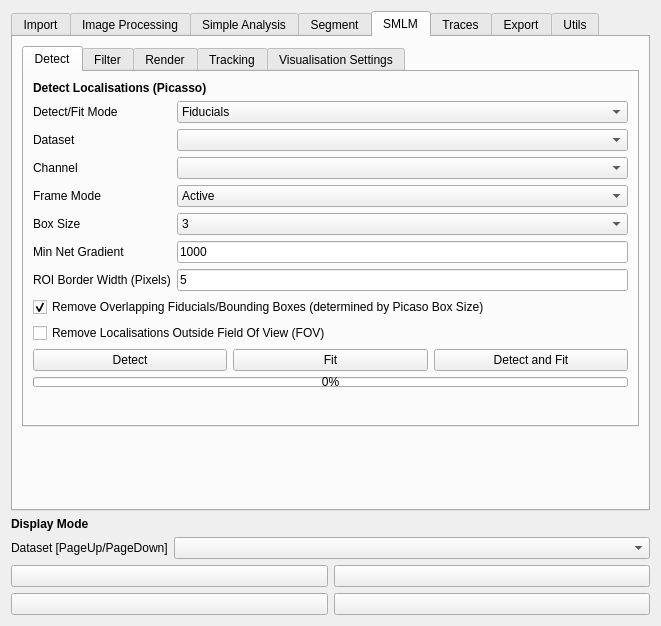
Qt form src/napari_pixseq/GUI/pixseq_ui.ui (piedrro/napari-molseeq) before a commit.
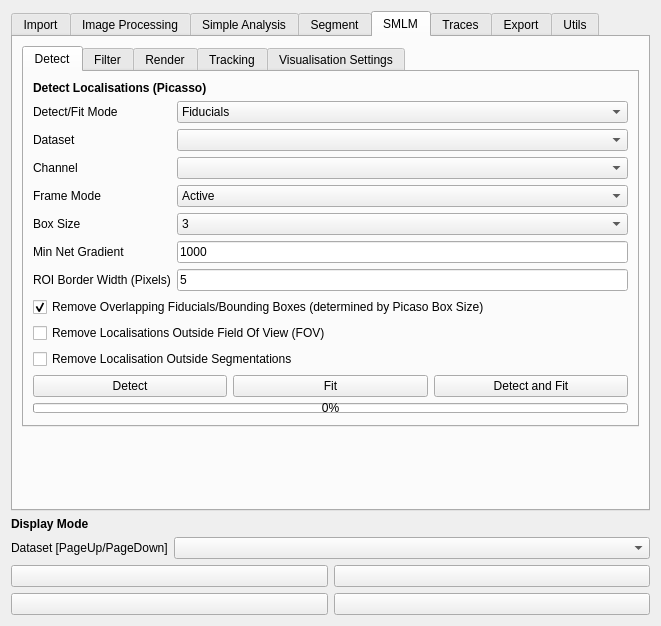
The same form after that commit. The open tabs and pages were chosen to show the change.

Commit message: working segmentation filtering

```diff
--- a/src/napari_pixseq/GUI/pixseq_ui.ui
+++ b/src/napari_pixseq/GUI/pixseq_ui.ui
@@ -1735,6 +1735,13 @@
              </property>
             </widget>
            </item>
+           <item>
+            <widget class="QCheckBox" name="picasso_segmentation_filtering">
+             <property name="text">
+              <string>Remove Localisation Outside Segmentations</string>
+             </property>
+            </widget>
+           </item>
            <item>
             <layout class="QGridLayout" name="gridLayout_6">
              <item row="0" column="1">
```
The commit also changes 6 other files.
